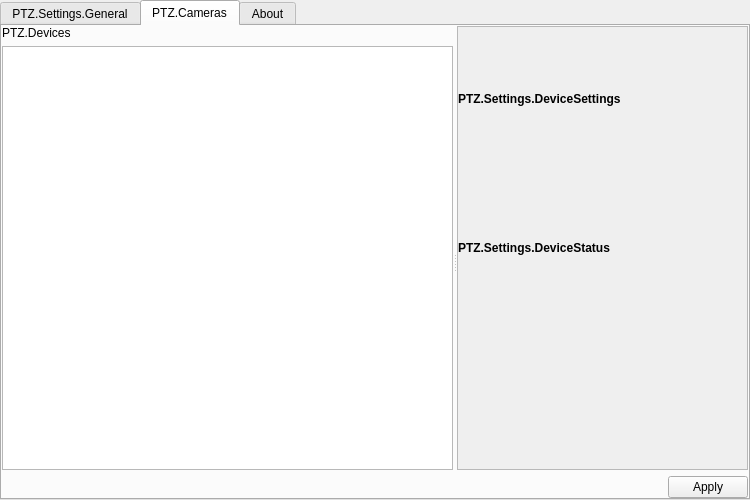
Above: src/settings.ui from glikely/obs-ptz before the change. Below: the same form after it.
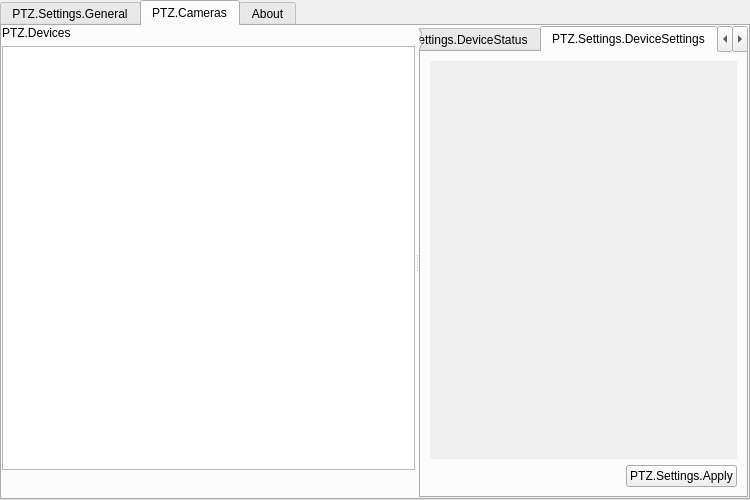
That is the form after the change. The open tabs and pages were chosen to show the change. Custom widgets are drawn as their Qt base class.

Commit message:
settings: show a device's state, settings and diagnostics in tabs
The device pane was one scrolling page with the state at the bottom and
an Apply button that only applied the settings above it.

Split it into Status, Settings and Diagnostics tabs, with the state
first. Apply sits on the Settings tab, next to what it applies.
Diagnostics is the state view's group, moved to a tab of its own that is
there only while the device has any. The tabs, their scroll areas and
the Apply row are laid out in settings.ui; the code only puts the
properties view and the diagnostics group where they go.

What changed in the file:
```diff
--- a/src/settings.ui
+++ b/src/settings.ui
@@ -247,88 +247,107 @@
            </item>
           </layout>
          </widget>
-         <widget class="QWidget" name="widget" native="true">
-          <layout class="QVBoxLayout" name="propertiesLayout" stretch="1,0">
-           <property name="sizeConstraint">
-            <enum>QLayout::SizeConstraint::SetDefaultConstraint</enum>
-           </property>
+         <widget class="QWidget" name="devicePane" native="true">
+          <layout class="QVBoxLayout" name="devicePaneLayout">
+           <property name="leftMargin"><number>0</number></property>
+           <property name="topMargin"><number>0</number></property>
+           <property name="rightMargin"><number>0</number></property>
+           <property name="bottomMargin"><number>0</number></property>
            <item>
-            <widget class="VScrollArea" name="propertiesScroll">
-             <property name="widgetResizable">
-              <bool>true</bool>
-             </property>
-             <widget class="QWidget" name="propertiesStack">
-              <layout class="QVBoxLayout" name="propertiesStackLayout">
-               <property name="leftMargin">
-                <number>0</number>
-               </property>
-               <property name="topMargin">
-                <number>0</number>
-               </property>
-               <property name="rightMargin">
-                <number>0</number>
-               </property>
-               <property name="bottomMargin">
-                <number>0</number>
-               </property>
+            <widget class="QTabWidget" name="deviceTabs">
+             <widget class="QWidget" name="statusTab">
+              <attribute name="title">
+               <string>PTZ.Settings.DeviceStatus</string>
+              </attribute>
+              <layout class="QVBoxLayout" name="statusTabLayout">
+               <property name="leftMargin"><number>0</number></property>
+               <property name="topMargin"><number>0</number></property>
+               <property name="rightMargin"><number>0</number></property>
+               <property name="bottomMargin"><number>0</number></property>
                <item>
-                <widget class="QLabel" name="settingsLabel">
-                 <property name="font">
-                  <font>
-                   <bold>true</bold>
-                  </font>
+                <widget class="VScrollArea" name="statusScroll">
+                 <property name="frameShape">
+                  <enum>QFrame::Shape::NoFrame</enum>
                  </property>
-                 <property name="text">
-                  <string>PTZ.Settings.DeviceSettings</string>
+                 <property name="widgetResizable">
+                  <bool>true</bool>
                  </property>
+                 <widget class="PTZStateView" name="stateView"/>
                 </widget>
                </item>
+              </layout>
+             </widget>
+             <widget class="QWidget" name="settingsTab">
+              <attribute name="title">
+               <string>PTZ.Settings.DeviceSettings</string>
+              </attribute>
+              <layout class="QVBoxLayout" name="settingsTabLayout">
                <item>
-                <layout class="QVBoxLayout" name="settingsViewLayout"/>
-               </item>
-               <item>
-                <widget class="QLabel" name="stateLabel">
-                 <property name="font">
-                  <font>
-                   <bold>true</bold>
-                  </font>
+                <widget class="VScrollArea" name="settingsScroll">
+                 <property name="frameShape">
+                  <enum>QFrame::Shape::NoFrame</enum>
                  </property>
-                 <property name="text">
-                  <string>PTZ.Settings.DeviceStatus</string>
+                 <property name="widgetResizable">
+                  <bool>true</bool>
                  </property>
+                 <widget class="QWidget" name="settingsViewHost">
+                  <layout class="QVBoxLayout" name="settingsViewLayout">
+                   <property name="leftMargin"><number>0</number></property>
+                   <property name="topMargin"><number>0</number></property>
+                   <property name="rightMargin"><number>0</number></property>
+                   <property name="bottomMargin"><number>0</number></property>
+                  </layout>
+                 </widget>
                 </widget>
                </item>
                <item>
-                <widget class="PTZStateView" name="stateView"/>
+                <layout class="QHBoxLayout" name="settingsButtonsLayout">
+                 <item>
+                  <spacer name="settingsButtonsSpacer">
+                   <property name="orientation">
+                    <enum>Qt::Orientation::Horizontal</enum>
+                   </property>
+                   <property name="sizeHint" stdset="0">
+                    <size>
+                     <width>40</width>
+                     <height>20</height>
+                    </size>
+                   </property>
+                  </spacer>
+                 </item>
+                 <item>
+                  <widget class="QPushButton" name="applyButton">
+                   <property name="text">
+                    <string>PTZ.Settings.Apply</string>
+                   </property>
+                  </widget>
+                 </item>
+                </layout>
+               </item>
+              </layout>
+             </widget>
+             <widget class="QWidget" name="diagnosticsTab">
+              <attribute name="title">
+               <string>PTZ.Device.State.Diagnostics</string>
+              </attribute>
+              <layout class="QVBoxLayout" name="diagnosticsLayout">
+               <item>
+                <spacer name="diagnosticsSpacer">
+                 <property name="orientation">
+                  <enum>Qt::Orientation::Vertical</enum>
+                 </property>
+                 <property name="sizeHint" stdset="0">
+                  <size>
+                   <width>20</width>
+                   <height>40</height>
+                  </size>
+                 </property>
+                </spacer>
                </item>
               </layout>
              </widget>
             </widget>
            </item>
-           <item>
-            <layout class="QHBoxLayout" name="horizontalLayout_4">
-             <item>
-              <spacer name="horizontalSpacer">
-               <property name="orientation">
-                <enum>Qt::Orientation::Horizontal</enum>
-               </property>
-               <property name="sizeHint" stdset="0">
-                <size>
-                 <width>40</width>
-                 <height>20</height>
-                </size>
-               </property>
-              </spacer>
-             </item>
-             <item>
-              <widget class="QPushButton" name="applyButton">
-               <property name="text">
-                <string>Apply</string>
-               </property>
-              </widget>
-             </item>
-            </layout>
-           </item>
           </layout>
          </widget>
         </widget>
```
The commit also changes 3 other files.
